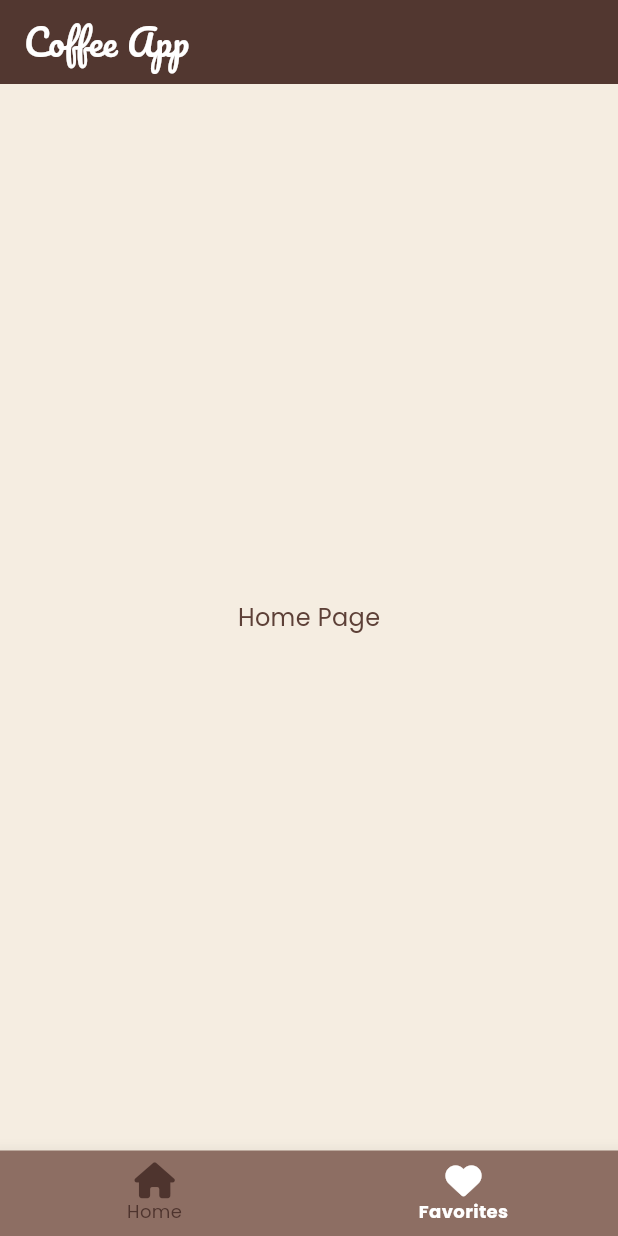
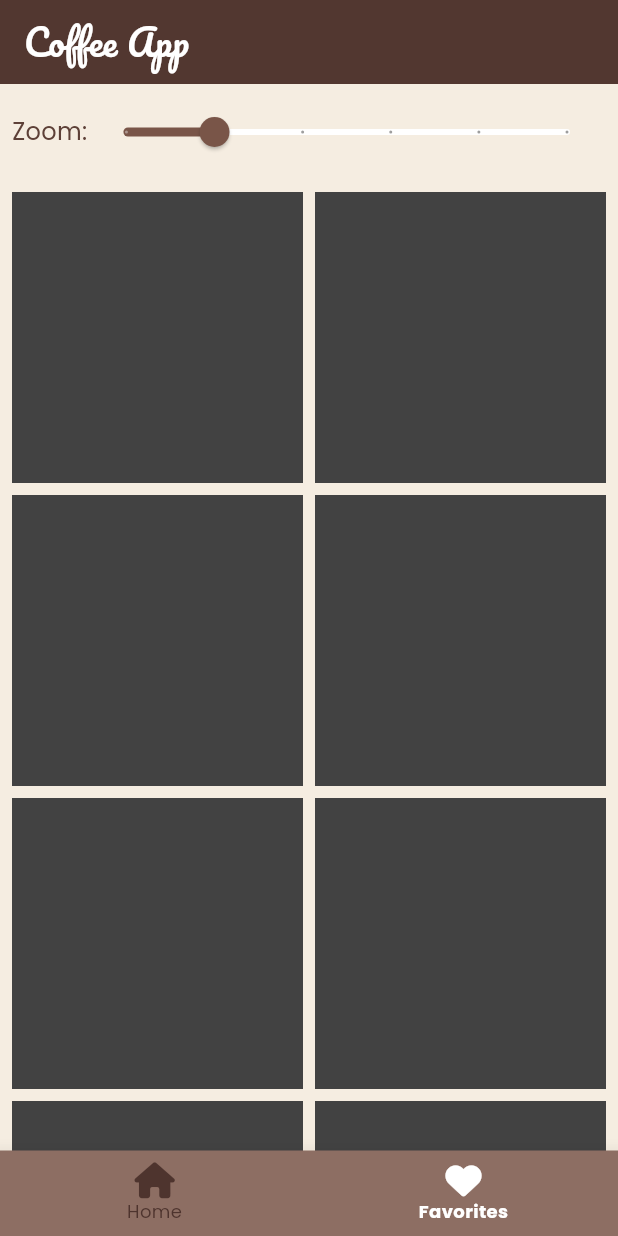
Before and after one commit to nachovalla1997/CoffeeApp, a Flutter app: the screen it shows after launch, item 2 of the bottom bar chosen, on a phone screen of 412 x 824 dp. Run offline on Flutter 3.47's test engine with Material 3 defaults, Android fonts, the phone set to English and light mode, and no system bars; our stand-ins replace bloc, equatable, flutter_bloc, font_awesome_flutter, google_fonts, nanoid and 1 more; network calls fail.

Commit message:
feat: Created a first look of the favorite photos.

```diff
--- a/lib/presentation/main_menu.dart
+++ b/lib/presentation/main_menu.dart
@@ -1,6 +1,7 @@
 import 'package:coffee_app/business_logic/cubits/bottom_navigation/bottom_navigation_cubit.dart';
 import 'package:coffee_app/business_logic/cubits/coffee_image/coffee_image_cubit.dart';
 import 'package:coffee_app/localization.dart';
+import 'package:coffee_app/presentation/screens/favorites_photos_screen.dart';
 import 'package:coffee_app/presentation/widgets/bottom_navigation/bottom_navigation_bar_widget.dart';
 import 'package:coffee_app/presentation/screens/new_coffee_photos_screen.dart';
 import 'package:flutter/material.dart';
@@ -29,7 +30,7 @@ class MainMenu extends StatelessWidget {
             index: state.currentIndex,
             children: const [
               NewCoffeePhotosScreen(),
-              Center(child: Text('Home Page')),
+              FavoritePhotosScreen(),
             ],
           ),
         );
--- a/lib/presentation/screens/favorites_photos_screen.dart
+++ b/lib/presentation/screens/favorites_photos_screen.dart
@@ -1,17 +1,64 @@
 import 'package:flutter/material.dart';
 
-class FavoritesPhotosScreen extends StatelessWidget {
-  const FavoritesPhotosScreen({super.key});
+class FavoritePhotosScreen extends StatefulWidget {
+  const FavoritePhotosScreen({super.key});
+
+  @override
+  FavoritePhotosScreenState createState() => FavoritePhotosScreenState();
+}
+
+class FavoritePhotosScreenState extends State<FavoritePhotosScreen> {
+  double _sliderValue = 2.0;
 
   @override
   Widget build(BuildContext context) {
-    return Scaffold(
-      appBar: AppBar(
-        title: const Text('Favorites Photos'),
-      ),
-      body: const Center(
-        child: Text('Favorites Photos Screen'),
-      ),
+    return Column(
+      children: [
+        Padding(
+          padding: const EdgeInsets.all(8.0),
+          child: Row(
+            children: [
+              // TODO: Add localizations.
+              const Text('Zoom:'),
+              Expanded(
+                child: Slider(
+                  value: _sliderValue,
+                  min: 1.0,
+                  max: 6.0,
+                  divisions: 5,
+                  onChanged: (value) {
+                    setState(() {
+                      _sliderValue = value;
+                    });
+                  },
+                ),
+              ),
+            ],
+          ),
+        ),
+        Expanded(
+          child: GridView.builder(
+            padding: const EdgeInsets.all(8.0),
+            gridDelegate: SliverGridDelegateWithFixedCrossAxisCount(
+              crossAxisCount: _sliderValue.toInt(),
+              crossAxisSpacing: 8.0,
+              mainAxisSpacing: 8.0,
+            ),
+            itemCount: 20,
+            itemBuilder: (context, index) {
+              return GridTile(
+                // child: Image.network(
+                //   widget.favoritePhotos[index],
+                //   fit: BoxFit.cover,
+                // ),
+                child: Container(
+                  color: Colors.grey[800],
+                ),
+              );
+            },
+          ),
+        ),
+      ],
     );
   }
 }
```
